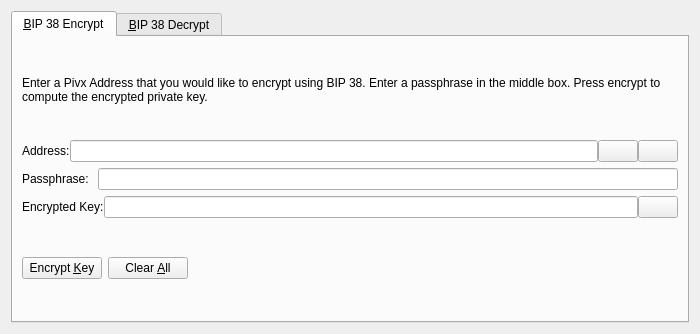
Above: src/qt/forms/bip38tooldialog.ui from kuldeepsinghsaini108/boomcoin before the change. Below: the same form after it.
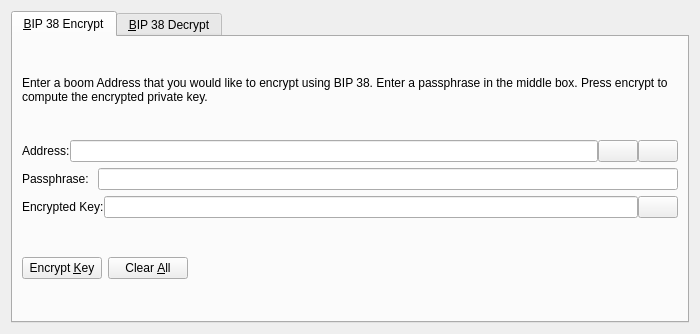
That is the form after the change. The open tabs and pages were chosen to show the change. Icons and pictures are not drawn. Custom widgets are drawn as their Qt base class.

What changed in the file:
```diff
--- a/src/qt/forms/bip38tooldialog.ui
+++ b/src/qt/forms/bip38tooldialog.ui
@@ -30,7 +30,7 @@
        <item>
         <widget class="QLabel" name="infoLabel_ENC">
          <property name="text">
-          <string>Enter a Pivx Address that you would like to encrypt using BIP 38. Enter a passphrase in the middle box. Press encrypt to compute the encrypted private key.</string>
+          <string>Enter a boom Address that you would like to encrypt using BIP 38. Enter a passphrase in the middle box. Press encrypt to compute the encrypted private key.</string>
          </property>
          <property name="textFormat">
           <enum>Qt::PlainText</enum>
```
Left out of the diff: 24 changed lines with no effect on the pictures.
